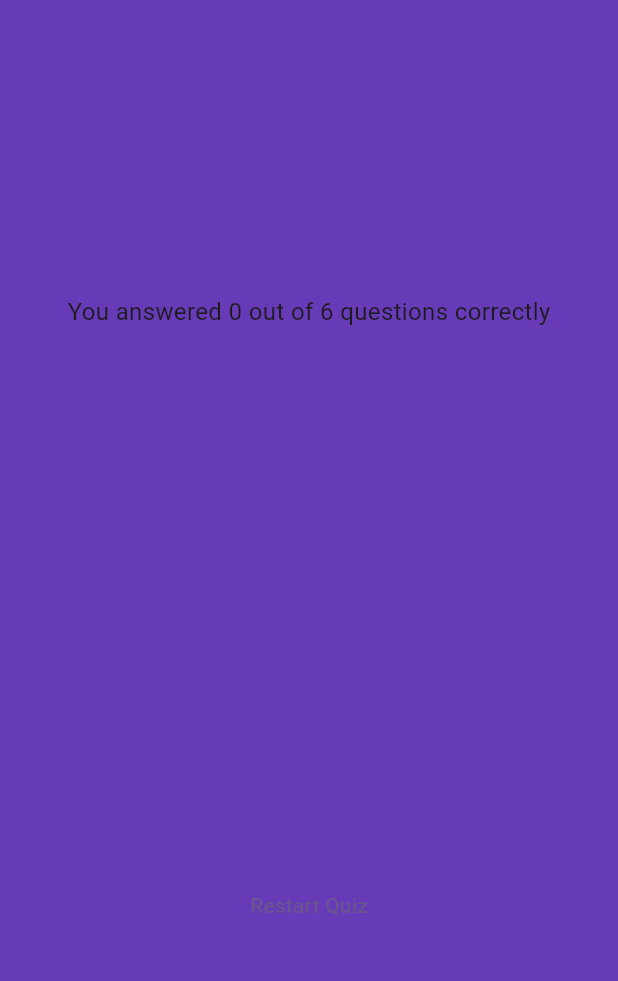
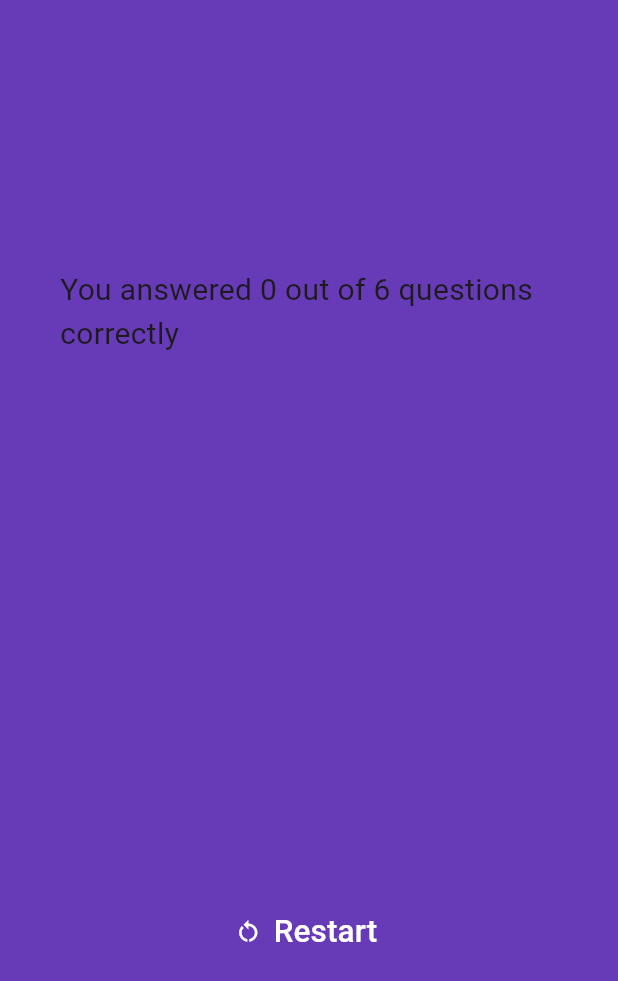
Before and after one commit to PradipKhandare/Quiz-App-Flutter, a Flutter app: the ResultScreen screen opened directly with empty values, on a phone screen of 412 x 824 dp. Shown: the top 981 px of the screen. Run offline on Flutter 3.47's test engine with Material 3 defaults, Android fonts, the phone set to English and light mode, and no system bars; our stand-ins replace google_fonts.

Commit message:
final commit

```diff
--- a/lib/result_screen.dart
+++ b/lib/result_screen.dart
@@ -1,5 +1,7 @@
 import 'package:advance_basics/data/questions.dart';
 import 'package:advance_basics/question_summary.dart';
+import 'package:advance_basics/questions_screen.dart';
+import 'package:advance_basics/quiz.dart';
 import 'package:flutter/material.dart';
 
 class ResultScreen extends StatelessWidget {
@@ -41,7 +43,7 @@ class ResultScreen extends StatelessWidget {
                 children: [
                   Text(
                     'You answered $numberOfCorrectQuestions out of $numberOfTotalQuestions questions correctly',
-                    style: const TextStyle(fontSize: 16),
+                    style: const TextStyle(fontSize: 20),
                   ),
                   const SizedBox(
                     height: 30,
@@ -50,9 +52,21 @@ class ResultScreen extends StatelessWidget {
                   const SizedBox(
                     height: 30,
                   ),
-                  TextButton(
-                    onPressed: () {},
-                    child: const Text('Restart Quiz'),
+                  TextButton.icon(
+                    onPressed: () {
+                      Navigator.push(context, MaterialPageRoute(builder: (context) => const Quiz()));
+                    },
+                    icon: const Icon(
+                      Icons.restart_alt,
+                      color: Colors.white,
+                    ),
+                    label: const Text(
+                      'Restart',
+                      style: TextStyle(
+                        color: Colors.white,
+                        fontSize: 21,
+                      ),
+                    ),
                   ),
                 ],
               ),
```
Also changed, not shown: lib/question_summary.dart (+27 -4 lines).
